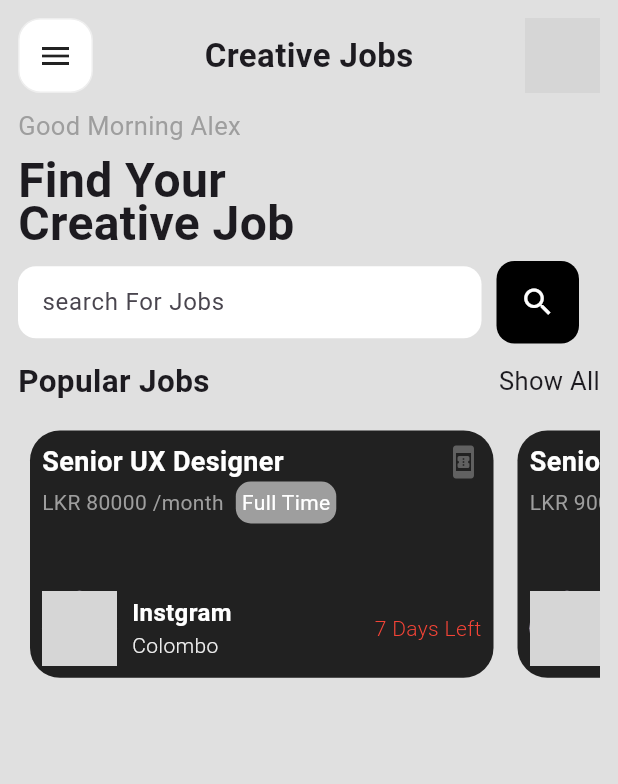
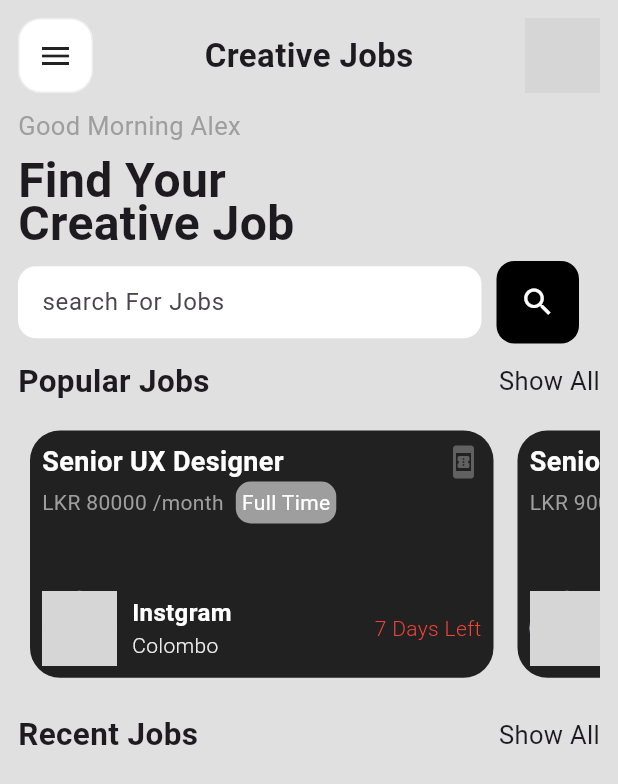
Before and after one commit to SalmanMohammed2001/job_app_ui_flutter, a Flutter app: the screen it shows after launch, on a phone screen of 412 x 824 dp. Shown: the top 784 px of the screen. Run offline on Flutter 3.47's test engine with Material 3 defaults, Android fonts, the phone set to English and light mode, and no system bars; network calls fail; grey boxes are pictures that could not be loaded.

Commit message:
Recent job implementation

```diff
--- a/lib/screen/homepage/home_page.dart
+++ b/lib/screen/homepage/home_page.dart
@@ -209,7 +209,28 @@ class _HomePageState extends State<HomePage> {
                     );
                   }),
                 ),
-              )
+              ),
+              const SizedBox(
+                height: 15,
+              ),
+              const Row(
+                mainAxisAlignment: MainAxisAlignment.spaceBetween,
+                children: [
+                  Text(
+                    "Recent Jobs",
+                    style: TextStyle(
+                      fontSize: 21,
+                      fontWeight: FontWeight.bold,
+                    ),
+                  ),
+                  Text(
+                    "Show All",
+                    style: TextStyle(
+                      fontSize: 17,
+                    ),
+                  ),
+                ],
+              ),
             ],
           ),
         ),
```
